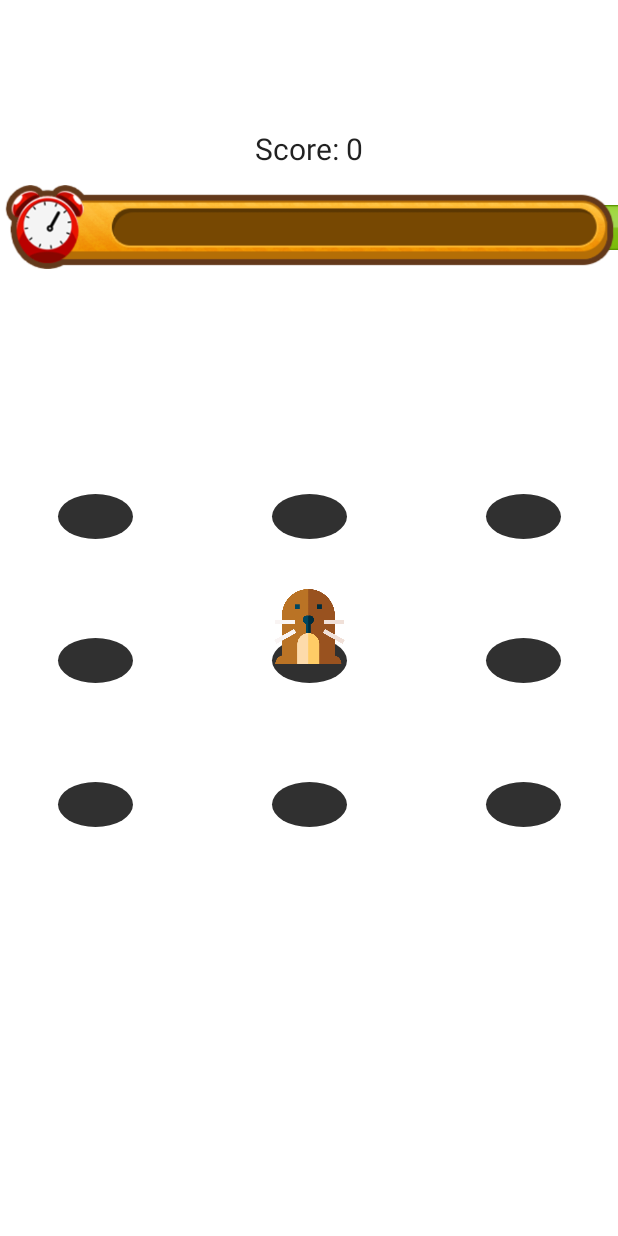
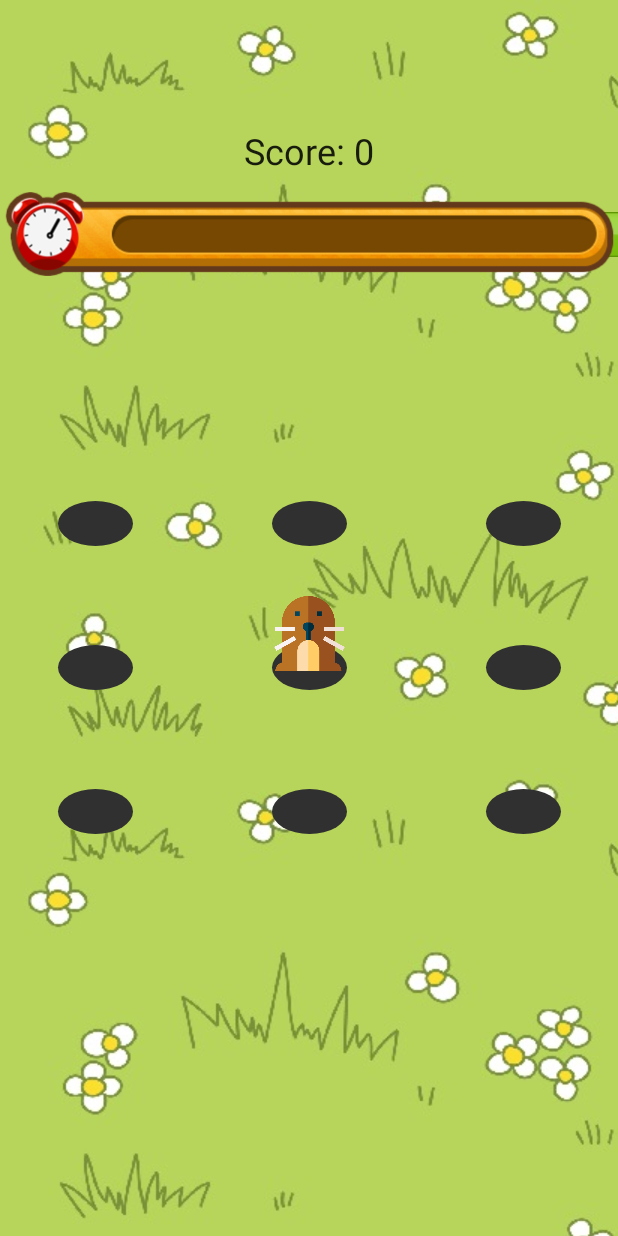
Before and after one commit to ReptileStyle/MoleGame, an Android app built with Jetpack Compose: the screen it shows after launch (MainActivity), after a tap on "Play", on a phone screen of 412 x 824 dp. Run offline under Robolectric (Android 15) with nearby library versions, the phone set to English and light mode, and no system bars; our stand-ins replace Dagger/Hilt's generated code, constraintlayout-compose; libraries missing offline, so code that uses them is left out: com.orbitalsonic.sonictimer.

Commit message:
added grass background and changed colors to green

```diff
--- a/app/src/main/java/com/example/molegame/ui/components/ElevatedButton.kt
+++ b/app/src/main/java/com/example/molegame/ui/components/ElevatedButton.kt
@@ -46,7 +46,7 @@ fun ElevatedButton(
         contentPadding = contentPadding,
         shape = RoundedCornerShape(cornerSize),
         colors = androidx.compose.material.ButtonDefaults.buttonColors(
-            backgroundColor = Color(0xff9c27b0),
+            backgroundColor = Color(0xffb4d259),
             contentColor = Color.White,
             disabledBackgroundColor = Color.White,
             disabledContentColor = Color.White
--- a/app/src/main/java/com/example/molegame/ui/finish/FinishScreen.kt
+++ b/app/src/main/java/com/example/molegame/ui/finish/FinishScreen.kt
@@ -42,7 +42,7 @@ fun FinishScreen(
                 Spacer(modifier = Modifier.height(180.dp))
                 Surface(
                     modifier = Modifier.wrapContentSize(),
-                    border = BorderStroke(1.dp, Color(0xff7b1fa2)),
+                    border = BorderStroke(1.dp, Color(0xffb4d259)),
                     shape = RoundedCornerShape(15.dp)
                 ) {
                     Column(modifier = Modifier.padding(8.dp),horizontalAlignment = Alignment.CenterHorizontally) {
--- a/app/src/main/java/com/example/molegame/ui/game/GameScreen.kt
+++ b/app/src/main/java/com/example/molegame/ui/game/GameScreen.kt
@@ -1,18 +1,15 @@
 package com.example.molegame.ui.game
 
-import android.util.Log
 import androidx.compose.animation.core.Spring
 import androidx.compose.animation.core.animateFloatAsState
 import androidx.compose.animation.core.spring
 import androidx.compose.foundation.Image
+import androidx.compose.foundation.background
 import androidx.compose.foundation.clickable
 import androidx.compose.foundation.interaction.MutableInteractionSource
 import androidx.compose.foundation.layout.*
 import androidx.compose.foundation.lazy.grid.GridCells
 import androidx.compose.foundation.lazy.grid.LazyVerticalGrid
-import androidx.compose.foundation.shape.CircleShape
-import androidx.compose.foundation.shape.RoundedCornerShape
-import androidx.compose.material.LinearProgressIndicator
 import androidx.compose.material.Scaffold
 import androidx.compose.material.Surface
 import androidx.compose.material.Text
@@ -26,6 +23,7 @@ import androidx.compose.ui.geometry.Size
 import androidx.compose.ui.geometry.toRect
 import androidx.compose.ui.graphics.*
 import androidx.compose.ui.layout.ContentScale
+import androidx.compose.ui.res.imageResource
 import androidx.compose.ui.res.painterResource
 import androidx.compose.ui.tooling.preview.Preview
 import androidx.compose.ui.unit.*
@@ -34,14 +32,8 @@ import androidx.hilt.navigation.compose.hiltViewModel
 import androidx.lifecycle.Lifecycle
 import com.example.molegame.R
 import com.example.molegame.core.UiEvent
-import com.example.molegame.navigation.Route
-import com.example.molegame.navigation.Route.start
 import com.example.molegame.ui.components.OnLifecycleEvent
 import com.example.molegame.ui.components.ProgressIndicator
-import kotlinx.coroutines.NonDisposableHandle.parent
-import kotlinx.coroutines.flow.collect
-import kotlin.math.ceil
-import kotlin.random.Random
 
 @Composable
 fun GameScreen(
@@ -49,11 +41,11 @@ fun GameScreen(
     onNavigateUp: () -> Unit,
     onNavigate: (route: String, popBackStack: Boolean) -> Unit
 ) {
-    LaunchedEffect(key1 = true){
-        viewModel.uiEvent.collect{
-            when(it){
+    LaunchedEffect(key1 = true) {
+        viewModel.uiEvent.collect {
+            when (it) {
                 is UiEvent.NavigateUp -> onNavigateUp()
-                is UiEvent.Navigate -> onNavigate(it.route,it.popBackStack)
+                is UiEvent.Navigate -> onNavigate(it.route, it.popBackStack)
                 is UiEvent.Message -> {}
             }
         }
@@ -61,31 +53,47 @@ fun GameScreen(
     OnLifecycleEvent { owner, event ->
         // do stuff on event
         when (event) {
-            Lifecycle.Event.ON_PAUSE -> { viewModel.onEvent(GameEvent.OnPause) }
+            Lifecycle.Event.ON_PAUSE -> {
+                viewModel.onEvent(GameEvent.OnPause)
+            }
             Lifecycle.Event.ON_RESUME -> {
-                if(viewModel.state.time!=30000L)
+                if (viewModel.state.time != 30000L)
                     viewModel.onEvent(GameEvent.OnResume)
             }
-            else -> { /* other stuff */ }
+            else -> { /* other stuff */
             }
         }
-    Scaffold() {
-        Column(Modifier.padding(it), horizontalAlignment = Alignment.CenterHorizontally) {
+    }
+    val image = ImageBitmap.imageResource(id = R.drawable.grass)
+    val brush = remember(image) {
+        ShaderBrush(ImageShader(image, TileMode.Repeated, TileMode.Repeated))
+    }
+    Scaffold(
+    ) {
+        Column(
+            Modifier
+                .padding(it)
+                .background(brush)
+                .fillMaxSize(),
+            horizontalAlignment = Alignment.CenterHorizontally,
+        ) {
 
             Spacer(modifier = Modifier.height(88.dp))
-            Text(text="Score: ${viewModel.state.score}", fontSize = 20.sp)
+            Text(text = "Score: ${viewModel.state.score}", fontSize = 24.sp)
             Spacer(modifier = Modifier.height(12.dp))
-            ProgressIndicator(progress = viewModel.state.time.toFloat()/30000)
+            ProgressIndicator(progress = viewModel.state.time.toFloat() / 30000)
             Spacer(modifier = Modifier.height(100.dp))
             LazyVerticalGrid(
                 columns = GridCells.Fixed(3),
                 verticalArrangement = Arrangement.spacedBy(16.dp),
                 horizontalArrangement = Arrangement.spacedBy(16.dp),
                 userScrollEnabled = false
-            ){
-                for(i in 0..8){
+            ) {
+                for (i in 0..8) {
                     item {
-                        HoleContainer(i==viewModel.state.molePosition, onClick = {viewModel.onEvent(GameEvent.OnHoleClick(i))})
+                        HoleContainer(
+                            i == viewModel.state.molePosition,
+                            onClick = { viewModel.onEvent(GameEvent.OnHoleClick(i)) })
                     }
                 }
             }
@@ -96,14 +104,14 @@ fun GameScreen(
 @Preview
 @Composable
 fun HoleContainer(
-    isMoleHere:Boolean = true,
-    onClick:()->Unit = {}
-){
+    isMoleHere: Boolean = true,
+    onClick: () -> Unit = {}
+) {
     var isPunched by remember {
         mutableStateOf(false)
     }
-    LaunchedEffect(key1 = isMoleHere){
-        if(isMoleHere) isPunched=false
+    LaunchedEffect(key1 = isMoleHere) {
+        if (isMoleHere) isPunched = false
     }
     class RectangleShapeToClip(private val heightPart: Float) : Shape {
         override fun createOutline(
@@ -111,17 +119,24 @@ fun HoleContainer(
             layoutDirection: LayoutDirection,
             density: Density
         ): Outline = Outline.Generic(Path().apply {
-            addRect(Rect(Offset(x=0f,y=-30f), Size(size.width, size.height * heightPart+30f)))
+            addRect(
+                Rect(
+                    Offset(x = 0f, y = -30f),
+                    Size(size.width, size.height * heightPart + 30f)
+                )
+            )
         })
     }
+
     val moleState by animateFloatAsState(
-        targetValue = if(isMoleHere) 0f else 56f,
+        targetValue = if (isMoleHere) 0f else 56f,
         animationSpec = spring(
             dampingRatio = 0.63f,
             stiffness = Spring.StiffnessMediumLow
         )
     )
-    ConstraintLayout(modifier = Modifier
+    ConstraintLayout(
+        modifier = Modifier
             .height(80.dp)
             .width(50.dp)
             .clickable(
@@ -130,9 +145,9 @@ fun HoleContainer(
             ) {
                 onClick()
                 isPunched = true
-        }
-        ,) {
-        val (hole,mole) = createRefs()
+            },
+    ) {
+        val (hole, mole) = createRefs()
         Surface(
             shape = OvalCornerShape(40.dp),
             color = Color(0xff303030),
@@ -148,7 +163,7 @@ fun HoleContainer(
 
         }
         Image(
-            painter = painterResource(id = if(isPunched) R.drawable.punched_mole else R.drawable.mole),
+            painter = painterResource(id = if (isPunched) R.drawable.punched_mole else R.drawable.mole),
             modifier = Modifier
                 .width(50.dp)
                 .height(56.dp)
--- a/app/src/main/java/com/example/molegame/ui/start/StartScreen.kt
+++ b/app/src/main/java/com/example/molegame/ui/start/StartScreen.kt
@@ -39,7 +39,7 @@ fun StartScreen(
             Spacer(modifier = Modifier.height(180.dp))
             Surface(
                 modifier = Modifier.wrapContentSize(),
-                border = BorderStroke(1.dp, Color(0xff7b1fa2)),
+                border = BorderStroke(1.dp, Color(0xffb4d259)),
                 shape = RoundedCornerShape(15.dp)
             ) {
                 Text(
```
Also changed, not shown: app/src/main/res/drawable/grass.jpg (added). Lines whose indentation alone changed are shown as unchanged.
